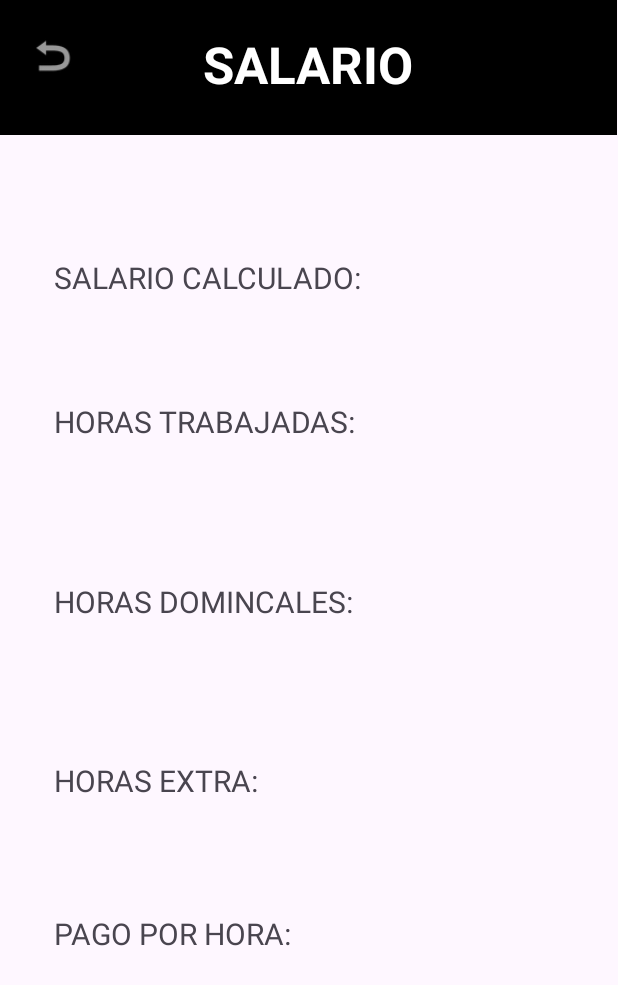
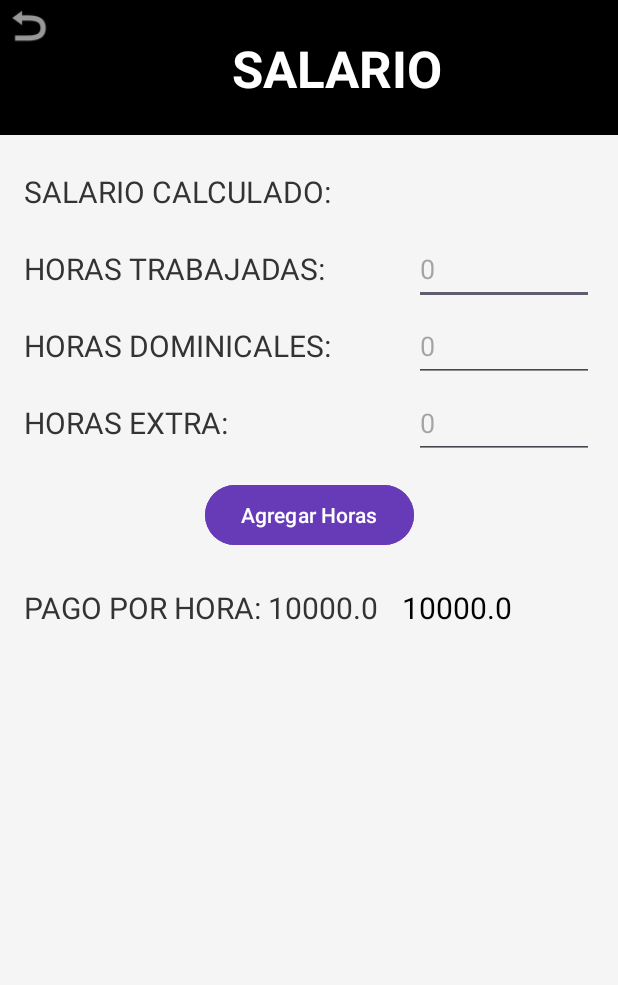
Before and after one commit to jac0b12/MDS, an Android app: the Salariocalculado screen opened directly, with no data from a screen before it, on a phone screen of 412 x 824 dp. Shown: the top 985 px of the screen. Run offline under Robolectric (Android 15) with nearby library versions, the phone set to English and light mode, and no system bars.

Commit message:
Estilos formulario de salario, más cálculo del resultado y funcionalidad general del calendario

```diff
--- a/app/src/main/AndroidManifest.xml
+++ b/app/src/main/AndroidManifest.xml
@@ -14,9 +14,6 @@
         tools:targetApi="31">
         <activity
             android:name=".Salariocalculado"
-            android:exported="false" />
-        <activity
-            android:name=".Perfil"
             android:exported="false" />
         <activity
             android:name=".Centralpage"
--- a/app/src/main/java/com/jacoo/medidordesalario/Calendario.kt
+++ b/app/src/main/java/com/jacoo/medidordesalario/Calendario.kt
@@ -76,7 +76,6 @@ class Calendario : AppCompatActivity() {
         builder.show()
     }
 
-    // Clase Calendario completa sin duplicados al final
     private fun updateEventTextView() {
         val event = modelo.getHorasTrabajadas(this, selectedDate)
         if (event != null) {
--- a/app/src/main/java/com/jacoo/medidordesalario/Salariocalculado.kt
+++ b/app/src/main/java/com/jacoo/medidordesalario/Salariocalculado.kt
@@ -1,20 +1,91 @@
 package com.jacoo.medidordesalario
 
-import android.content.Intent
 import androidx.appcompat.app.AppCompatActivity
 import android.os.Bundle
-import android.widget.ImageView
+import android.widget.Button
+import android.widget.EditText
+import android.widget.TextView
 
 class Salariocalculado : AppCompatActivity() {
+
+    private lateinit var salarioTextView: TextView
+    private lateinit var horasTrabajadasTextView: TextView
+    private lateinit var horasDominicalesTextView: TextView
+    private lateinit var horasExtraTextView: TextView
+    private lateinit var pagoPorHoraTextView: TextView
+
+    private lateinit var horasTrabajadasEditText: EditText
+    private lateinit var horasDominicalesEditText: EditText
+    private lateinit var horasExtraEditText: EditText
+    private lateinit var agregarHorasButton: Button
+
+    private var totalHorasTrabajadas = 0.0
+    private var totalHorasDominicales = 0.0
+    private var totalHorasExtra = 0.0
+
     override fun onCreate(savedInstanceState: Bundle?) {
         super.onCreate(savedInstanceState)
         setContentView(R.layout.activity_salariocalculado)
 
-        //devolvitis
-        val ImageView = findViewById<ImageView>(R.id.devolvitis2)
-        ImageView.setOnClickListener {
-            val intent = Intent(this, Centralpage::class.java)
-            startActivity(intent)
+        // Inicializar los TextViews
+        salarioTextView = findViewById(R.id.text2)
+        horasTrabajadasTextView = findViewById(R.id.text3)
+        horasDominicalesTextView = findViewById(R.id.text4)
+        horasExtraTextView = findViewById(R.id.text5)
+        pagoPorHoraTextView = findViewById(R.id.text7)
+
+        // Inicializar los EditTexts
+        horasTrabajadasEditText = findViewById(R.id.horasTrabajadasEditText)
+        horasDominicalesEditText = findViewById(R.id.horasDominicalesEditText)
+        horasExtraEditText = findViewById(R.id.horasExtraEditText)
+
+        // Inicializar el botón
+        agregarHorasButton = findViewById(R.id.agregarHorasButton)
+
+        // Configurar el botón para agregar horas
+        agregarHorasButton.setOnClickListener {
+            agregarHoras()
         }
+
+        // Configurar el pago por hora (puedes cambiarlo según el ingreso del usuario)
+        val pagoPorHora = 10000.0
+        pagoPorHoraTextView.text = "PAGO POR HORA: $pagoPorHora"
+    }
+
+    private fun agregarHoras() {
+        // Obtener las horas ingresadas
+        val horasTrabajadas = horasTrabajadasEditText.text.toString().toDoubleOrNull() ?: 0.0
+        val horasDominicales = horasDominicalesEditText.text.toString().toDoubleOrNull() ?: 0.0
+        val horasExtra = horasExtraEditText.text.toString().toDoubleOrNull() ?: 0.0
+
+        // Sumar las horas a los totales
+        totalHorasTrabajadas += horasTrabajadas
+        totalHorasDominicales += horasDominicales
+        totalHorasExtra += horasExtra
+
+        // Actualizar la interfaz
+        horasTrabajadasTextView.text = "HORAS TRABAJADAS: $totalHorasTrabajadas"
+        horasDominicalesTextView.text = "HORAS DOMINCALES: $totalHorasDominicales"
+        horasExtraTextView.text = "HORAS EXTRA: $totalHorasExtra"
+
+        // Calcular el salario total y mostrarlo
+        val salarioTotal = calcularSalario(totalHorasTrabajadas, totalHorasDominicales, totalHorasExtra, 10000.0)
+        salarioTextView.text = "SALARIO CALCULADO: $salarioTotal"
+
+        // Limpiar los EditTexts después de agregar horas
+        horasTrabajadasEditText.text.clear()
+        horasDominicalesEditText.text.clear()
+        horasExtraEditText.text.clear()
+    }
+
+    private fun calcularSalario(horasTrabajadas: Double, horasDominicales: Double, horasExtra: Double, pagoPorHora: Double): Double {
+        val porcentajeDominical = 0.5 // 50% más por trabajo dominical
+        val porcentajeExtra = 1.0 // 100% más por horas extra
+
+        val salarioBasico = horasTrabajadas * pagoPorHora
+        val salarioDominical = horasDominicales * pagoPorHora * (1 + porcentajeDominical)
+        val salarioExtra = horasExtra * pagoPorHora * (1 + porcentajeExtra)
+
+        return salarioBasico + salarioDominical + salarioExtra
     }
 }
--- a/app/src/main/res/layout/activity_salariocalculado.xml
+++ b/app/src/main/res/layout/activity_salariocalculado.xml
@@ -3,42 +3,28 @@
     xmlns:app="http://schemas.android.com/apk/res-auto"
     xmlns:tools="http://schemas.android.com/tools"
     android:layout_width="match_parent"
-    android:layout_height="match_parent">
-
-
-
-
+    android:layout_height="match_parent"
+    android:background="#F5F5F5"
+    tools:context=".Salariocalculado">
 
     <ImageView
         android:id="@+id/imagen2"
-        android:layout_width="411dp"
+        android:layout_width="0dp"
         android:layout_height="90dp"
         android:background="#000000"
-        android:contentDescription="fondonegrosalario"
-        app:layout_constraintBottom_toBottomOf="parent"
-        app:layout_constraintEnd_toEndOf="parent"
-        app:layout_constraintHorizontal_bias="0.0"
-        app:layout_constraintLeft_toLeftOf="parent"
-        app:layout_constraintRight_toRightOf="parent"
+        android:contentDescription="fondo negro salario"
+        app:layout_constraintTop_toTopOf="parent"
         app:layout_constraintStart_toStartOf="parent"
-        app:layout_constraintTop_toTopOf="parent"
-        app:layout_constraintVertical_bias="0.0"
-        app:srcCompat="@color/black"
-        tools:ignore="HardcodedText" />
+        app:layout_constraintEnd_toEndOf="parent" />
 
     <ImageView
         android:id="@+id/devolvitis2"
         android:layout_width="38dp"
         android:layout_height="34dp"
-        android:contentDescription="devolver"
-        app:layout_constraintBottom_toBottomOf="parent"
-        app:layout_constraintEnd_toEndOf="@+id/imagen2"
-        app:layout_constraintHorizontal_bias="0.042"
+        android:contentDescription="Botón de retroceso"
+        app:layout_constraintTop_toTopOf="@+id/imagen2"
         app:layout_constraintStart_toStartOf="parent"
-        app:layout_constraintTop_toTopOf="@+id/imagen2"
-        app:layout_constraintVertical_bias="0.025"
-        app:srcCompat="@android:drawable/ic_menu_revert"
-        tools:ignore="HardcodedText" />
+        app:srcCompat="@android:drawable/ic_menu_revert" />
 
     <TextView
         android:id="@+id/text1"
@@ -48,85 +34,132 @@
         android:textColor="#FFFFFF"
         android:textSize="34sp"
         android:textStyle="bold"
-        app:layout_constraintBottom_toBottomOf="parent"
-        app:layout_constraintEnd_toEndOf="parent"
-        app:layout_constraintHorizontal_bias="0.498"
-        app:layout_constraintLeft_toLeftOf="parent"
-        app:layout_constraintRight_toRightOf="parent"
-        app:layout_constraintStart_toStartOf="parent"
-        app:layout_constraintTop_toTopOf="parent"
-        app:layout_constraintVertical_bias="0.026"
-        tools:ignore="HardcodedText" />
+        app:layout_constraintTop_toTopOf="@+id/imagen2"
+        app:layout_constraintBottom_toBottomOf="@+id/imagen2"
+        app:layout_constraintStart_toEndOf="@+id/devolvitis2"
+        app:layout_constraintEnd_toEndOf="parent" />
 
     <TextView
         android:id="@+id/text2"
-        android:layout_width="209dp"
-        android:layout_height="29dp"
+        android:layout_width="wrap_content"
+        android:layout_height="wrap_content"
         android:text="SALARIO CALCULADO:"
-        android:textSize="20dp"
-        app:layout_constraintBottom_toBottomOf="parent"
-        app:layout_constraintEnd_toEndOf="parent"
-        app:layout_constraintHorizontal_bias="0.178"
+        android:textSize="20sp"
+        android:textColor="#333333"
+        app:layout_constraintTop_toBottomOf="@+id/imagen2"
         app:layout_constraintStart_toStartOf="parent"
-        app:layout_constraintTop_toTopOf="parent"
-        app:layout_constraintVertical_bias="0.216"
-        tools:ignore="HardcodedText,SpUsage" />
+        android:layout_marginStart="16dp"
+        android:layout_marginTop="24dp" />
 
     <TextView
         android:id="@+id/text3"
-        android:layout_width="209dp"
-        android:layout_height="29dp"
+        android:layout_width="wrap_content"
+        android:layout_height="wrap_content"
         android:text="HORAS TRABAJADAS:"
-        android:textSize="20dp"
-        app:layout_constraintBottom_toBottomOf="parent"
+        android:textSize="20sp"
+        android:textColor="#333333"
+        app:layout_constraintTop_toBottomOf="@+id/text2"
+        app:layout_constraintStart_toStartOf="parent"
+        android:layout_marginStart="16dp"
+        android:layout_marginTop="24dp" />
+
+    <EditText
+        android:id="@+id/horasTrabajadasEditText"
+        android:layout_width="120dp"
+        android:layout_height="48dp"
+        android:hint="0"
+        android:inputType="numberDecimal"
+        android:textColor="#000000"
+        android:textSize="18sp"
+        app:layout_constraintTop_toTopOf="@+id/text3"
+        app:layout_constraintBottom_toBottomOf="@+id/text3"
         app:layout_constraintEnd_toEndOf="parent"
-        app:layout_constraintHorizontal_bias="0.178"
-        app:layout_constraintStart_toStartOf="parent"
-        app:layout_constraintTop_toTopOf="parent"
-        app:layout_constraintVertical_bias="0.336"
-        tools:ignore="HardcodedText,SpUsage" />
+        android:layout_marginEnd="16dp" />
 
     <TextView
         android:id="@+id/text4"
-        android:layout_width="209dp"
-        android:layout_height="29dp"
-        android:text="HORAS DOMINCALES:"
-        android:textSize="20dp"
-        app:layout_constraintBottom_toBottomOf="parent"
+        android:layout_width="wrap_content"
+        android:layout_height="wrap_content"
+        android:text="HORAS DOMINICALES:"
+        android:textSize="20sp"
+        android:textColor="#333333"
+        app:layout_constraintTop_toBottomOf="@+id/text3"
+        app:layout_constraintStart_toStartOf="parent"
+        android:layout_marginStart="16dp"
+        android:layout_marginTop="24dp" />
+
+    <EditText
+        android:id="@+id/horasDominicalesEditText"
+        android:layout_width="120dp"
+        android:layout_height="48dp"
+        android:hint="0"
+        android:inputType="numberDecimal"
+        android:textColor="#000000"
+        android:textSize="18sp"
+        app:layout_constraintTop_toTopOf="@+id/text4"
+        app:layout_constraintBottom_toBottomOf="@+id/text4"
         app:layout_constraintEnd_toEndOf="parent"
-        app:layout_constraintHorizontal_bias="0.178"
-        app:layout_constraintStart_toStartOf="parent"
-        app:layout_constraintTop_toTopOf="@+id/imagen2"
-        app:layout_constraintVertical_bias="0.487"
-        tools:ignore="HardcodedText,SpUsage" />
+        android:layout_marginEnd="16dp" />
 
     <TextView
         android:id="@+id/text5"
-        android:layout_width="209dp"
-        android:layout_height="29dp"
+        android:layout_width="wrap_content"
+        android:layout_height="wrap_content"
         android:text="HORAS EXTRA:"
-        android:textSize="20dp"
-        app:layout_constraintBottom_toBottomOf="parent"
+        android:textSize="20sp"
+        android:textColor="#333333"
+        app:layout_constraintTop_toBottomOf="@+id/text4"
+        app:layout_constraintStart_toStartOf="parent"
+        android:layout_marginStart="16dp"
+        android:layout_marginTop="24dp" />
+
+    <EditText
+        android:id="@+id/horasExtraEditText"
+        android:layout_width="120dp"
+        android:layout_height="48dp"
+        android:hint="0"
+        android:inputType="numberDecimal"
+        android:textColor="#000000"
+        android:textSize="18sp"
+        app:layout_constraintTop_toTopOf="@+id/text5"
+        app:layout_constraintBottom_toBottomOf="@+id/text5"
         app:layout_constraintEnd_toEndOf="parent"
-        app:layout_constraintHorizontal_bias="0.178"
+        android:layout_marginEnd="16dp" />
+
+    <Button
+        android:id="@+id/agregarHorasButton"
+        android:layout_width="wrap_content"
+        android:layout_height="48dp"
+        android:text="Agregar Horas"
+        android:textColor="#FFFFFF"
+        android:backgroundTint="#673AB7"
+        app:layout_constraintTop_toBottomOf="@+id/text5"
         app:layout_constraintStart_toStartOf="parent"
-        app:layout_constraintTop_toTopOf="parent"
-        app:layout_constraintVertical_bias="0.638"
-        tools:ignore="HardcodedText,SpUsage" />
+        app:layout_constraintEnd_toEndOf="parent"
+        android:layout_marginTop="24dp" />
 
     <TextView
         android:id="@+id/text7"
-        android:layout_width="209dp"
-        android:layout_height="29dp"
+        android:layout_width="wrap_content"
+        android:layout_height="wrap_content"
         android:text="PAGO POR HORA:"
-        android:textSize="20dp"
-        app:layout_constraintBottom_toBottomOf="parent"
-        app:layout_constraintEnd_toEndOf="parent"
-        app:layout_constraintHorizontal_bias="0.178"
+        android:textSize="20sp"
+        android:textColor="#333333"
+        app:layout_constraintTop_toBottomOf="@+id/agregarHorasButton"
         app:layout_constraintStart_toStartOf="parent"
-        app:layout_constraintTop_toTopOf="@+id/imagen2"
-        app:layout_constraintVertical_bias="0.766"
-        tools:ignore="HardcodedText,SpUsage" />
+        android:layout_marginStart="16dp"
+        android:layout_marginTop="24dp" />
 
+    <TextView
+        android:id="@+id/pagoPorHoraText"
+        android:layout_width="wrap_content"
+        android:layout_height="wrap_content"
+        android:text="10000.0"
+        android:textSize="20sp"
+        android:textColor="#000000"
+        app:layout_constraintTop_toTopOf="@+id/text7"
+        app:layout_constraintBottom_toBottomOf="@+id/text7"
+        app:layout_constraintStart_toEndOf="@+id/text7"
+        android:layout_marginStart="16dp" />
 
 </androidx.constraintlayout.widget.ConstraintLayout>
```
